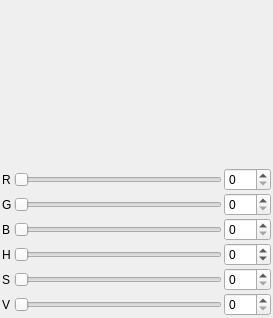
drawpile/Drawpile, file src/client/ui/colordialog.ui: the form before one commit.
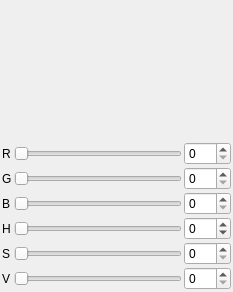
The form after the commit. Custom widgets are drawn as their Qt base class.

Commit message: fixed feedback loop in color dialog signals

```diff
--- a/src/client/ui/colordialog.ui
+++ b/src/client/ui/colordialog.ui
@@ -5,8 +5,8 @@
    <rect>
     <x>0</x>
     <y>0</y>
-    <width>273</width>
-    <height>318</height>
+    <width>233</width>
+    <height>292</height>
    </rect>
   </property>
   <layout class="QGridLayout" >
```
Left out of the diff: 286 changed lines with no effect on the pictures. The commit also changes 4 other files.
